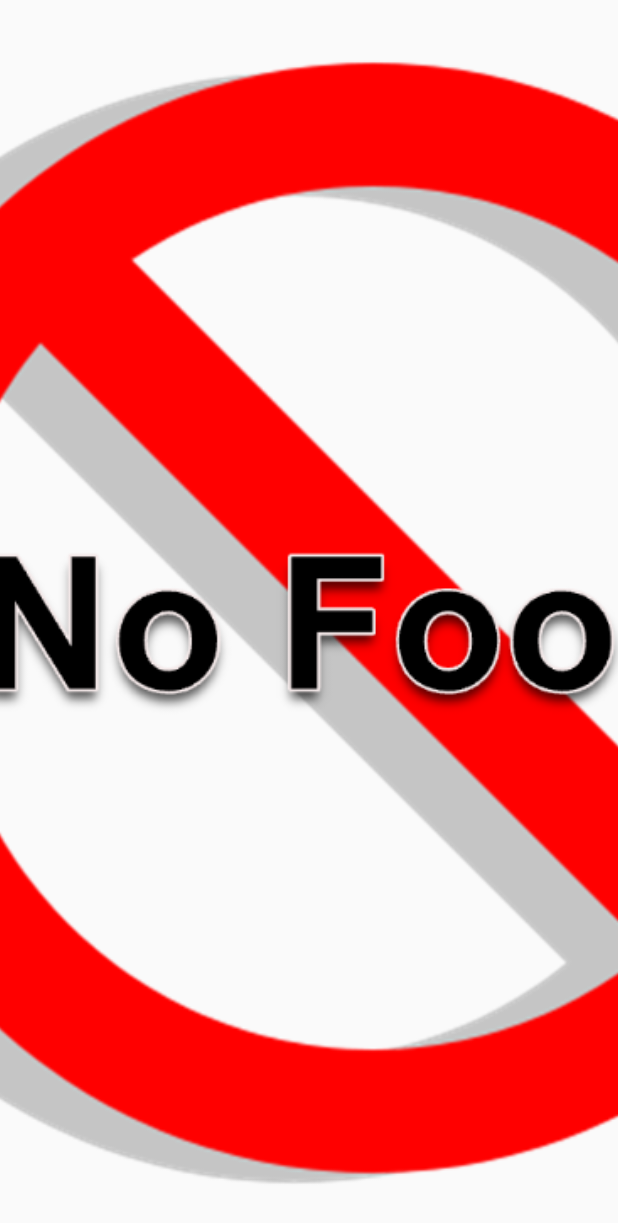
After one commit to maixezer/KinAraiDee-android, an Android app: the layout fragment_full_image.xml on its own in the app's theme, with its tools: preview values and no code run, on a phone screen of 412 x 824 dp. The commit adds this screen. Shown: the top 1223 px of the screen. Run offline under Robolectric (Android 15) with nearby library versions, the phone set to English and light mode, and no system bars; network calls fail.

Commit message:
When click food image, it gonna show full screen of image.

```diff
--- /dev/null
+++ b/app/src/main/res/layout/fragment_full_image.xml
@@ -0,0 +1,13 @@
+<?xml version="1.0" encoding="utf-8"?>
+<RelativeLayout xmlns:android="http://schemas.android.com/apk/res/android"
+                android:layout_width="match_parent"
+                android:layout_height="match_parent">
+
+  <ImageView
+    android:id="@+id/fullFoodImage"
+    android:layout_width="match_parent"
+    android:layout_height="match_parent"
+    android:scaleType="centerCrop"
+    android:src="@drawable/no_food"/>
+
+</RelativeLayout>
```
Also changed, not shown: app/src/main/java/com/maiiz/kinaraidee/fragment/FoodFragment.java (+29 -5 lines), app/src/main/java/com/maiiz/kinaraidee/fragment/FullImageFragment.java (added, +60 -0 lines).
